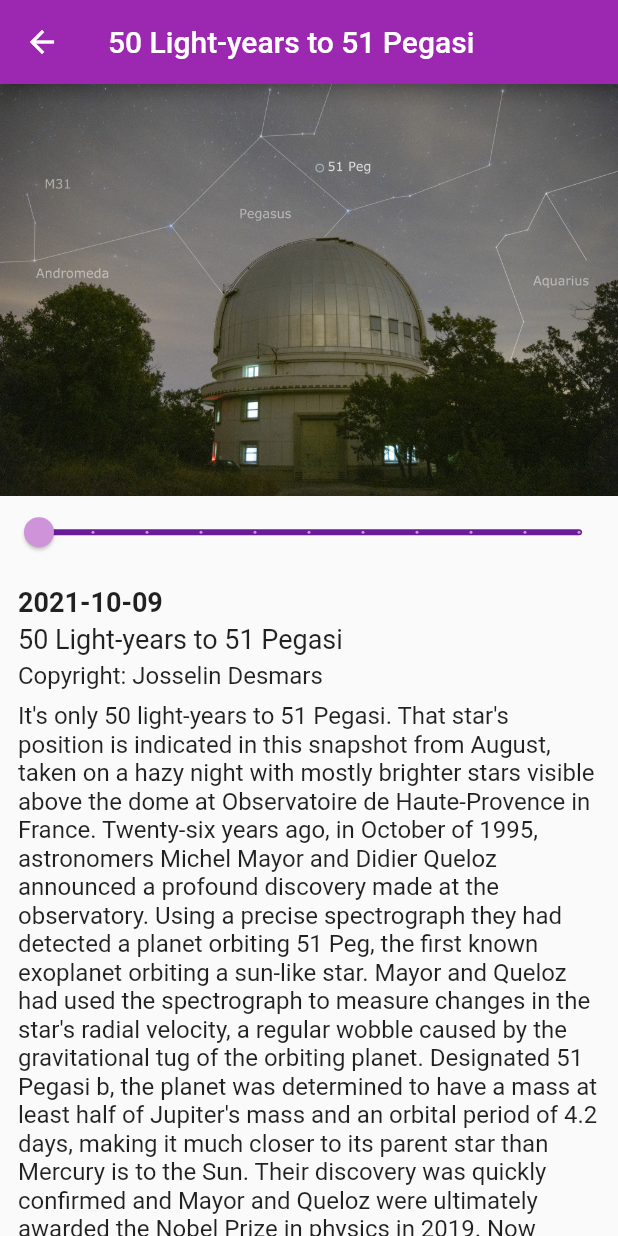
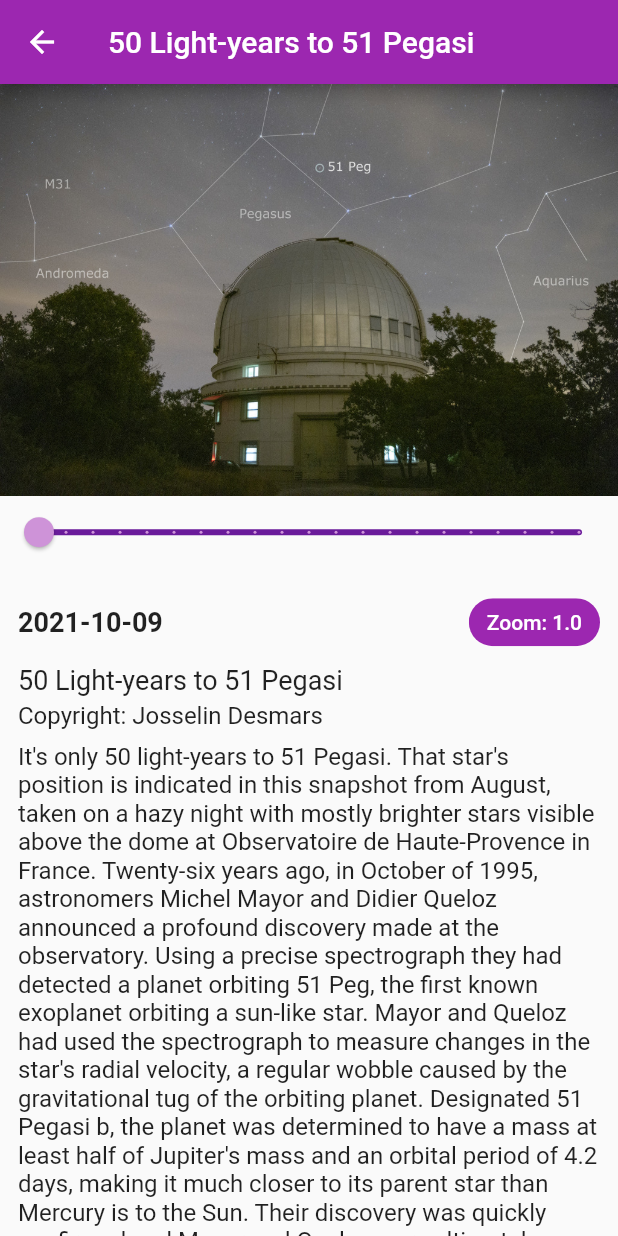
Before and after one commit to fullmers/Flutter-Apprentice-Book-Club, a Flutter app: the screen it shows after launch, after a tap on "2021-10-09", on a phone screen of 412 x 824 dp. Run offline on Flutter 3.47's test engine with Material 2 defaults, Android fonts, the phone set to English and light mode, and no system bars.

Commit message:
add interactive viewer powered by slider

```diff
--- a/lib/apod_detail.dart
+++ b/lib/apod_detail.dart
@@ -15,7 +15,9 @@ class ApodDetail extends StatefulWidget {
 }
 
 class _ApodDetailState extends State<ApodDetail> {
-  double _fontScalar = 1.0;
+  double _sliderScalar = 1.0;
+  final TransformationController _controller = TransformationController();
+
   @override
   Widget build(BuildContext context) {
     return Scaffold(
@@ -27,19 +29,23 @@ class _ApodDetailState extends State<ApodDetail> {
         children: [
           SizedBox(
             width: double.infinity,
+            child: InteractiveViewer(
+              transformationController: _controller,
               child: Image(
                 image: AssetImage(widget.apod.url!),
               ),
             ),
+          ),
           Slider(
             min: 1.0,
-            max: 2.0,
-            divisions: 10,
-            label: '$_fontScalar',
-            value: _fontScalar.toDouble(),
+            max: 4.0,
+            divisions: 20,
+            label: _sliderScalar.toStringAsPrecision(2),
+            value: _sliderScalar.toDouble(),
             onChanged: (newValue) {
               setState(() {
-                _fontScalar = newValue;
+                _sliderScalar = newValue;
+                _controller.value = Matrix4.identity().scaled(_sliderScalar);
               });
             },
             activeColor: Colors.purple[200],
@@ -50,32 +56,47 @@ class _ApodDetailState extends State<ApodDetail> {
             child: Column(
               crossAxisAlignment: CrossAxisAlignment.start,
               children: [
+                Row(
+                  mainAxisAlignment: MainAxisAlignment.spaceBetween,
+                  children: <Widget>[
                     Text(
                       DateFormat('yyyy-MM-dd').format(widget.apod.date!),
-                  style: TextStyle(
-                    fontSize: 18 * _fontScalar,
+                      style: const TextStyle(
+                        fontSize: 18,
                         fontWeight: FontWeight.bold,
                       ),
+                    ),
+                    Chip(
+                      backgroundColor: Colors.purple,
+                      label: Text(
+                        'Zoom: ${_sliderScalar.toStringAsPrecision(2)}',
+                        style: Theme.of(context)
+                            .textTheme
+                            .bodyText1!
+                            .copyWith(color: Colors.white),
+                      ),
+                    ),
+                  ],
                 ),
                 const SizedBox(height: 4),
                 Text(
                   widget.apod.title!,
-                  style: TextStyle(
-                    fontSize: 18 * _fontScalar,
+                  style: const TextStyle(
+                    fontSize: 18,
                   ),
                 ),
                 const SizedBox(height: 4),
                 Text(
                   'Copyright: ${widget.apod.copyright!}',
-                  style: TextStyle(
-                    fontSize: 16 * _fontScalar,
+                  style: const TextStyle(
+                    fontSize: 16,
                   ),
                 ),
                 const SizedBox(height: 8),
                 Text(
                   widget.apod.explanation!,
-                  style: TextStyle(
-                    fontSize: 16 * _fontScalar,
+                  style: const TextStyle(
+                    fontSize: 16,
                   ),
                 ),
               ],
```
Also changed, not shown: pubspec.lock. Lines whose indentation alone changed are shown as unchanged.
